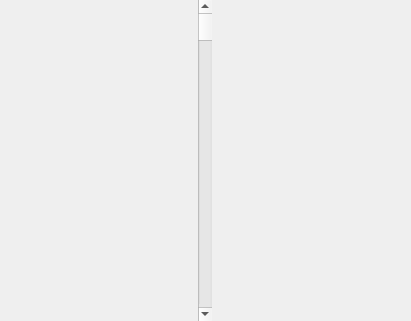
First picture: the form in ui/abstracttextvisualization.ui, repository snip89/wsnsim-postprocessor, before the edit.
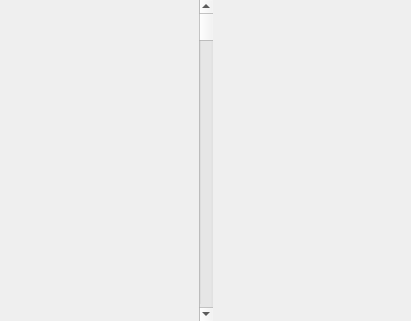
Second picture: the form after the edit.

Commit message: text/hex visualiztions: vertical scroll bar bug fixed

The edit to the form file:
```diff
--- a/ui/abstracttextvisualization.ui
+++ b/ui/abstracttextvisualization.ui
@@ -13,6 +13,9 @@
   <property name="windowTitle">
    <string>Form</string>
   </property>
+  <property name="layoutDirection">
+   <enum>Qt::RightToLeft</enum>
+  </property>
   <layout class="QGridLayout" name="gridLayout">
    <property name="margin">
     <number>0</number>
@@ -22,6 +25,9 @@
    </property>
    <item row="0" column="0">
     <widget class="QScrollBar" name="verticalScrollBar">
+     <property name="layoutDirection">
+      <enum>Qt::LeftToRight</enum>
+     </property>
      <property name="orientation">
       <enum>Qt::Vertical</enum>
      </property>
```
The commit also changes 1 other file.
